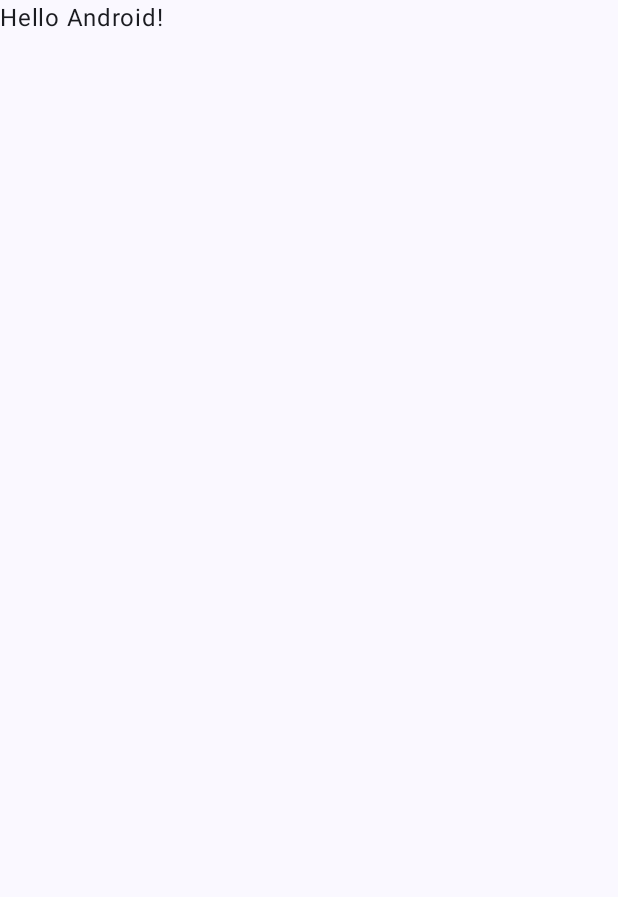
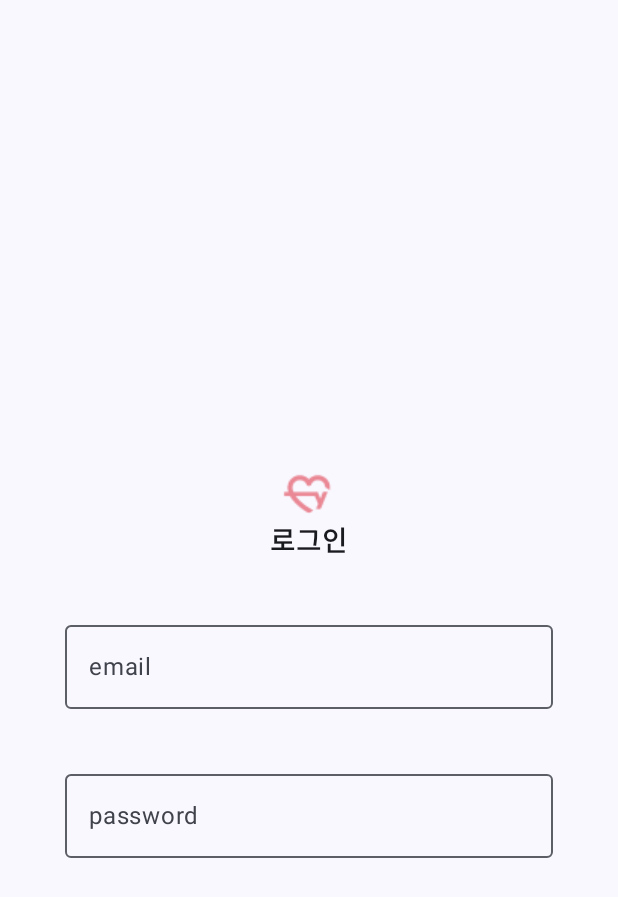
Before and after one commit to igiza1213/android-foryou, an Android app built with Jetpack Compose: the screen it shows after launch (MainActivity), on a phone screen of 412 x 824 dp. Before the commit the part shown is almost empty. Shown: the top 897 px of the screen. Run offline under Robolectric (Android 15) with nearby library versions, the phone set to English and light mode, and no system bars.

Commit message:
signin screen

```diff
--- a/app/build.gradle.kts
+++ b/app/build.gradle.kts
@@ -63,4 +63,5 @@ dependencies {
     androidTestImplementation(libs.androidx.ui.test.junit4)
     debugImplementation(libs.androidx.ui.tooling)
     debugImplementation(libs.androidx.ui.test.manifest)
+    implementation(libs.androidx.navigation.compose)
 }
--- a/app/src/main/java/com/example/android_foryou/MainActivity.kt
+++ b/app/src/main/java/com/example/android_foryou/MainActivity.kt
@@ -11,37 +11,20 @@ import androidx.compose.material3.Text
 import androidx.compose.runtime.Composable
 import androidx.compose.ui.Modifier
 import androidx.compose.ui.tooling.preview.Preview
+import androidx.navigation.compose.rememberNavController
+import com.example.android_foryou.navigation.AppNavigation
 import com.example.android_foryou.ui.theme.AndroidforyouTheme
 
 class MainActivity : ComponentActivity() {
     override fun onCreate(savedInstanceState: Bundle?) {
         super.onCreate(savedInstanceState)
         enableEdgeToEdge()
+
         setContent {
             AndroidforyouTheme {
-                Scaffold(modifier = Modifier.fillMaxSize()) { innerPadding ->
-                    Greeting(
-                            name = "Android",
-                            modifier = Modifier.padding(innerPadding)
-                    )
-                }
+                AppNavigation(navController = rememberNavController())
+
             }
         }
     }
 }
-
-@Composable
-fun Greeting(name: String, modifier: Modifier = Modifier) {
-    Text(
-            text = "Hello $name!",
-            modifier = modifier
-    )
-}
-
-@Preview(showBackground = true)
-@Composable
-fun GreetingPreview() {
-    AndroidforyouTheme {
-        Greeting("Android")
-    }
-}
--- /dev/null
+++ b/app/src/main/java/com/example/android_foryou/navigation/AppNavigation.kt
@@ -0,0 +1,51 @@
+package com.example.android_foryou.navigation
+
+import androidx.compose.runtime.Composable
+import androidx.navigation.NavHostController
+import androidx.navigation.compose.NavHost
+import androidx.navigation.compose.composable
+import com.example.android_foryou.screens.signin.SigninScreen
+
+
+@Composable
+fun AppNavigation(navController: NavHostController) {
+    NavHost(
+        navController = navController,
+        startDestination = Screens.Signin.title
+    ) {
+
+        composable(
+            Screens.Signin.title,
+        ) {
+            SigninScreen(navController = navController)
+        }
+
+        composable(
+            Screens.Interest.title
+        ) {
+
+
+        }
+
+        composable(
+            Screens.SignupInfo.title
+        ) {
+
+        }
+
+        composable(
+            Screens.SignupDetail1.title
+        ) {
+
+
+        }
+
+        composable(
+            Screens.SignupDetail2.title
+        ) {
+
+        }
+
+
+    }
+}
--- /dev/null
+++ b/app/src/main/java/com/example/android_foryou/navigation/Screens.kt
@@ -0,0 +1,10 @@
+package com.example.android_foryou.navigation
+
+sealed class Screens(val title: String) {
+    object Signin : Screens("signin")
+    object Interest : Screens("interest")
+    object SignupInfo : Screens("signup_info")
+    object SignupDetail1 : Screens("signup_detail1")
+    object SignupDetail2 : Screens("signup_detail2")
+
+}
--- /dev/null
+++ b/app/src/main/java/com/example/android_foryou/screens/signin/SignInScreen.kt
@@ -0,0 +1,86 @@
+package com.example.android_foryou.screens.signin
+
+import androidx.compose.foundation.Image
+import androidx.compose.foundation.layout.Arrangement
+import androidx.compose.foundation.layout.Column
+import androidx.compose.foundation.layout.fillMaxSize
+import androidx.compose.foundation.layout.height
+import androidx.compose.foundation.layout.padding
+import androidx.compose.foundation.layout.width
+import androidx.compose.material3.Button
+import androidx.compose.material3.OutlinedTextField
+import androidx.compose.material3.Surface
+import androidx.compose.material3.Text
+import androidx.compose.runtime.Composable
+import androidx.compose.runtime.getValue
+import androidx.compose.runtime.mutableStateOf
+import androidx.compose.runtime.remember
+import androidx.compose.runtime.setValue
+import androidx.compose.ui.Alignment
+import androidx.compose.ui.Modifier
+import androidx.compose.ui.res.painterResource
+import androidx.compose.ui.text.font.FontWeight
+import androidx.compose.ui.tooling.preview.Preview
+import androidx.compose.ui.unit.dp
+import androidx.compose.ui.unit.sp
+import androidx.navigation.NavController
+import androidx.navigation.compose.rememberNavController
+import com.example.android_foryou.R
+
+@Composable
+fun SigninScreen(navController: NavController) {
+
+    var email by remember { mutableStateOf("") }
+    var password by remember { mutableStateOf("") }
+
+    Surface(
+        modifier = Modifier.fillMaxSize()
+    ) {
+        Column(
+            modifier = Modifier
+                .fillMaxSize()
+                .padding(top = 96.dp),
+            verticalArrangement = Arrangement.spacedBy(35.dp, Alignment.CenterVertically),
+            horizontalAlignment = Alignment.CenterHorizontally
+        ) {
+
+            Column(horizontalAlignment = Alignment.CenterHorizontally) {
+                Image(
+                    painter = painterResource(id = R.drawable.logo),
+                    contentDescription = "logo",
+                    modifier = Modifier
+                        .width(37.dp)
+                        .height(34.dp)
+                )
+                Text(
+                    text = "로그인",
+                    fontSize = 18.sp,
+                    lineHeight = 21.sp,
+                    fontWeight = FontWeight.SemiBold
+                )
+            }
+
+            OutlinedTextField(
+                modifier = Modifier.width(325.dp),
+                value = email,
+                onValueChange = { email = it },
+                label = { Text(text = "email") })
+
+            OutlinedTextField(
+                modifier = Modifier.width(325.dp),
+                value = password,
+                onValueChange = { password = it },
+                label = { Text(text = "password") })
+
+            Column(verticalArrangement = Arrangement.spacedBy(9.dp, Alignment.Top)) {
+
+            }
+        }
+    }
+}
+
+@Preview
+@Composable
+fun SigninPreView() {
+    SigninScreen(navController = rememberNavController())
+}
--- a/gradle/libs.versions.toml
+++ b/gradle/libs.versions.toml
@@ -8,9 +8,12 @@ espressoCore = "3.5.1"
 lifecycleRuntimeKtx = "2.6.1"
 activityCompose = "1.9.0"
 composeBom = "2023.08.00"
+navigationCompose = "2.7.7"
+navigationComposeVersion = "2.8.3"
 
 [libraries]
 androidx-core-ktx = { group = "androidx.core", name = "core-ktx", version.ref = "coreKtx" }
+androidx-navigation-compose = { module = "androidx.navigation:navigation-compose", version.ref = "navigationComposeVersion" }
 junit = { group = "junit", name = "junit", version.ref = "junit" }
 androidx-junit = { group = "androidx.test.ext", name = "junit", version.ref = "junitVersion" }
 androidx-espresso-core = { group = "androidx.test.espresso", name = "espresso-core", version.ref = "espressoCore" }
```
Also changed, not shown: app/src/main/res/drawable/logo.png (added).
